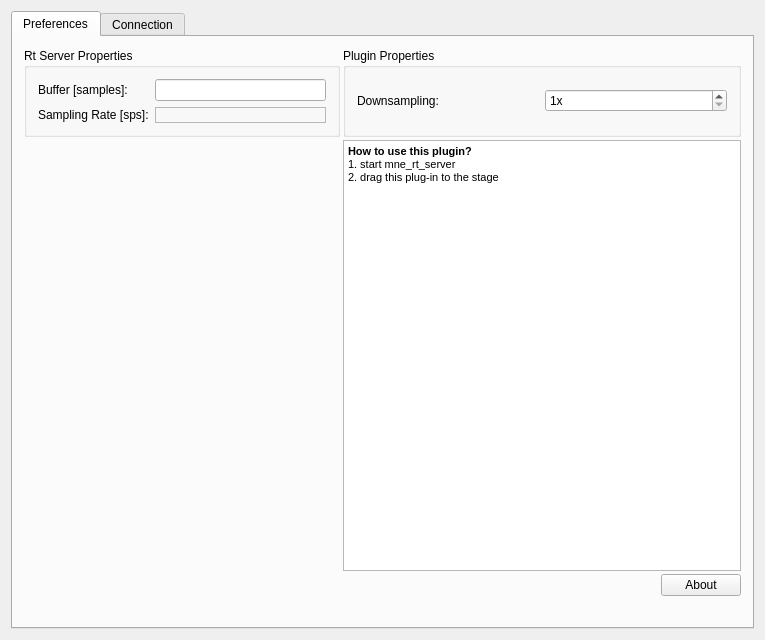
Above: applications/mne_x/plugins/fiffsimulator/FormFiles/fiffsimulatorsetup.ui from mne-tools/mne-cpp before the change. Below: the same form after it.
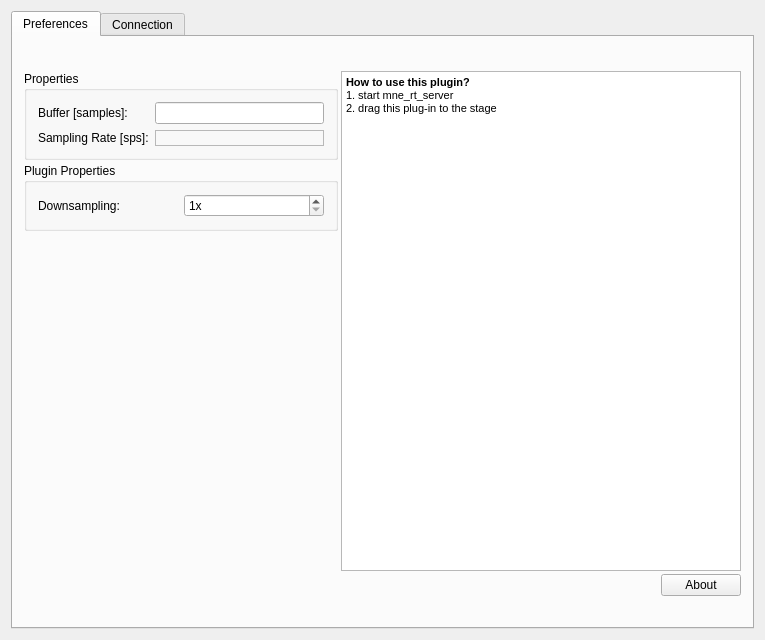
That is the form after the change. Icons and pictures are not drawn.

Commit message: fiff simulator title

```diff
--- a/applications/mne_x/plugins/fiffsimulator/FormFiles/fiffsimulatorsetup.ui
+++ b/applications/mne_x/plugins/fiffsimulator/FormFiles/fiffsimulatorsetup.ui
@@ -29,76 +29,7 @@
          <property name="spacing">
           <number>3</number>
          </property>
-         <item row="0" column="0">
-          <widget class="QGroupBox" name="m_qGroupBox_MneRtClientProperties">
-           <property name="title">
-            <string>Rt Server Properties</string>
-           </property>
-           <layout class="QGridLayout" name="gridLayout">
-            <item row="4" column="0">
-             <widget class="QLabel" name="m_qLabel_sps_description">
-              <property name="sizePolicy">
-               <sizepolicy hsizetype="Minimum" vsizetype="Minimum">
-                <horstretch>0</horstretch>
-                <verstretch>0</verstretch>
-               </sizepolicy>
-              </property>
-              <property name="layoutDirection">
-               <enum>Qt::LeftToRight</enum>
-              </property>
-              <property name="text">
-               <string>Sampling Rate [sps]:</string>
-              </property>
-             </widget>
-            </item>
-            <item row="4" column="1">
-             <widget class="QLabel" name="m_qLabel_sps">
-              <property name="frameShape">
-               <enum>QFrame::StyledPanel</enum>
-              </property>
-              <property name="text">
-               <string/>
-              </property>
-             </widget>
-            </item>
-            <item row="3" column="1">
-             <widget class="QLineEdit" name="m_qLineEdit_BufferSize">
-              <property name="text">
-               <string/>
-              </property>
-             </widget>
-            </item>
-            <item row="3" column="0">
-             <widget class="QLabel" name="m_qLabel_BufferSize">
-              <property name="text">
-               <string>Buffer [samples]:</string>
-              </property>
-             </widget>
-            </item>
-           </layout>
-          </widget>
-         </item>
-         <item row="3" column="1">
-          <spacer name="m_qHorizontalSpacer_About">
-           <property name="orientation">
-            <enum>Qt::Horizontal</enum>
-           </property>
-           <property name="sizeHint" stdset="0">
-            <size>
-             <width>40</width>
-             <height>20</height>
-            </size>
-           </property>
-          </spacer>
-         </item>
-         <item row="3" column="2">
-          <widget class="QPushButton" name="m_qPushButton_About">
-           <property name="text">
-            <string>About</string>
-           </property>
-          </widget>
-         </item>
-         <item row="0" column="1" colspan="2">
+         <item row="2" column="0">
           <widget class="QGroupBox" name="m_qGroupBox_PluginProperties">
            <property name="sizePolicy">
             <sizepolicy hsizetype="Minimum" vsizetype="Minimum">
@@ -149,6 +80,68 @@
           </widget>
          </item>
          <item row="1" column="0">
+          <widget class="QGroupBox" name="m_qGroupBox_MneRtClientProperties">
+           <property name="title">
+            <string>Properties</string>
+           </property>
+           <layout class="QGridLayout" name="gridLayout">
+            <item row="4" column="0">
+             <widget class="QLabel" name="m_qLabel_sps_description">
+              <property name="sizePolicy">
+               <sizepolicy hsizetype="Minimum" vsizetype="Minimum">
+                <horstretch>0</horstretch>
+                <verstretch>0</verstretch>
+               </sizepolicy>
+              </property>
+              <property name="layoutDirection">
+               <enum>Qt::LeftToRight</enum>
+              </property>
+              <property name="text">
+               <string>Sampling Rate [sps]:</string>
+              </property>
+             </widget>
+            </item>
+            <item row="4" column="1">
+             <widget class="QLabel" name="m_qLabel_sps">
+              <property name="frameShape">
+               <enum>QFrame::StyledPanel</enum>
+              </property>
+              <property name="text">
+               <string/>
+              </property>
+             </widget>
+            </item>
+            <item row="3" column="1">
+             <widget class="QLineEdit" name="m_qLineEdit_BufferSize">
+              <property name="text">
+               <string/>
+              </property>
+             </widget>
+            </item>
+            <item row="3" column="0">
+             <widget class="QLabel" name="m_qLabel_BufferSize">
+              <property name="text">
+               <string>Buffer [samples]:</string>
+              </property>
+             </widget>
+            </item>
+           </layout>
+          </widget>
+         </item>
+         <item row="0" column="1">
+          <spacer name="m_qHorizontalSpacerTitle">
+           <property name="orientation">
+            <enum>Qt::Horizontal</enum>
+           </property>
+           <property name="sizeHint" stdset="0">
+            <size>
+             <width>40</width>
+             <height>20</height>
+            </size>
+           </property>
+          </spacer>
+         </item>
+         <item row="3" column="0">
           <spacer name="m_qVerticalSpacer_Properties">
            <property name="orientation">
             <enum>Qt::Vertical</enum>
@@ -161,7 +154,37 @@
            </property>
           </spacer>
          </item>
-         <item row="1" column="1" colspan="2">
+         <item row="0" column="2" colspan="2">
+          <widget class="QLabel" name="m_qLabelFiffSimulatorImage">
+           <property name="text">
+            <string/>
+           </property>
+           <property name="pixmap">
+            <pixmap resource="../fiffsimulator.qrc">:/images/fiffsimulator.png</pixmap>
+           </property>
+          </widget>
+         </item>
+         <item row="4" column="3">
+          <widget class="QPushButton" name="m_qPushButton_About">
+           <property name="text">
+            <string>About</string>
+           </property>
+          </widget>
+         </item>
+         <item row="4" column="1" colspan="2">
+          <spacer name="m_qHorizontalSpacer_About">
+           <property name="orientation">
+            <enum>Qt::Horizontal</enum>
+           </property>
+           <property name="sizeHint" stdset="0">
+            <size>
+             <width>40</width>
+             <height>20</height>
+            </size>
+           </property>
+          </spacer>
+         </item>
+         <item row="1" column="1" rowspan="3" colspan="3">
           <widget class="QTextBrowser" name="textBrowser">
            <property name="html">
             <string>&lt;!DOCTYPE HTML PUBLIC &quot;-//W3C//DTD HTML 4.0//EN&quot; &quot;http://www.w3.org/TR/REC-html40/strict.dtd&quot;&gt;
```
Left out of the diff: 4 changed lines with no effect on the pictures. The commit also changes 4 other files.
